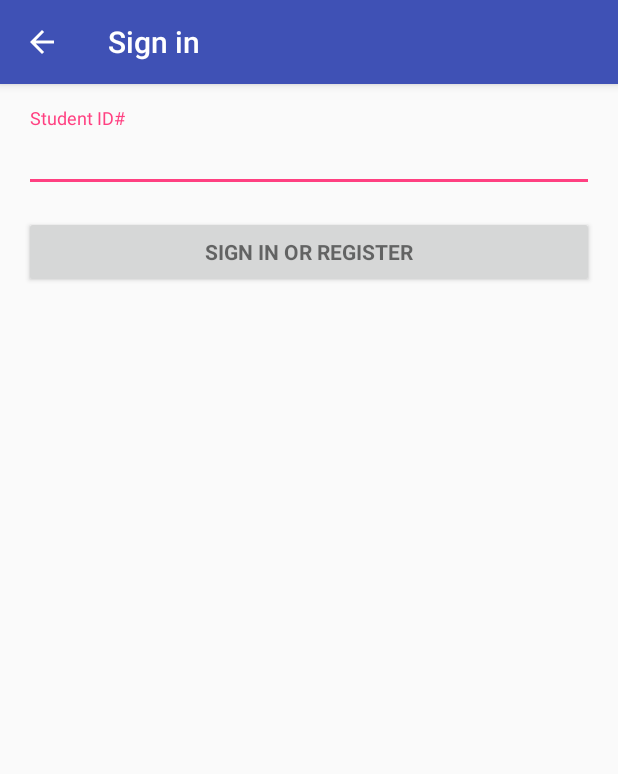
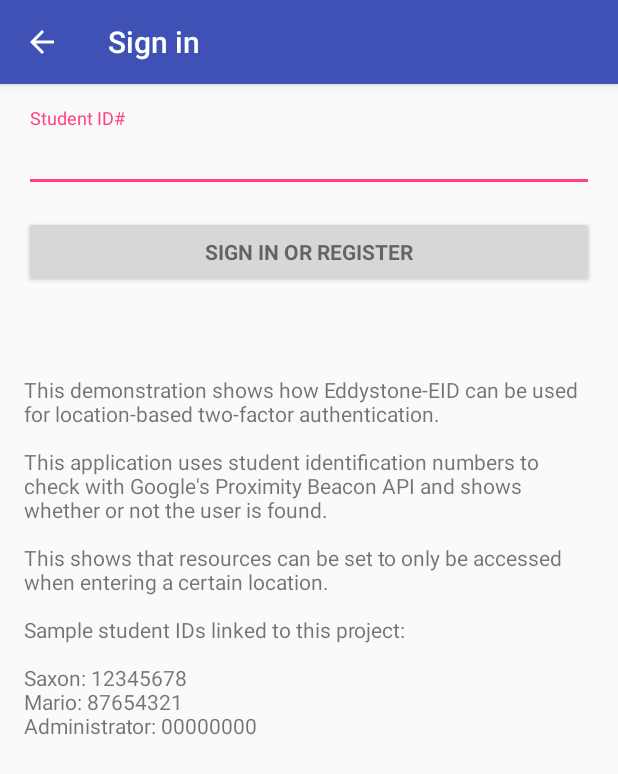
Before and after one commit to UHMC/Educational_Beacons, an Android app: the LoginActivity screen opened directly, with no data from a screen before it, on a phone screen of 412 x 824 dp. Shown: the top 774 px of the screen. Run offline under Robolectric (Android 15) with nearby library versions, the phone set to English and light mode, and no system bars; 2 statements that could not run were skipped.

Commit message:
Add string in LoginActivity to explain

```diff
--- a/app/src/main/java/edu/hawaii/maui/index/educationalbeacons/LoginActivity.java
+++ b/app/src/main/java/edu/hawaii/maui/index/educationalbeacons/LoginActivity.java
@@ -66,6 +66,8 @@ public class LoginActivity extends AppCompatActivity implements LoaderCallbacks<
     protected void onCreate(Bundle savedInstanceState) {
         super.onCreate(savedInstanceState);
         setContentView(R.layout.activity_login);
+        TextView text = (TextView) findViewById(R.id.textView);
+        text.setText(R.string.EID_info);
         setupActionBar();
         mContext = getApplicationContext();
         // Set up the login form.
--- a/app/src/main/res/layout/activity_login.xml
+++ b/app/src/main/res/layout/activity_login.xml
@@ -22,7 +22,7 @@
     <ScrollView
         android:id="@+id/login_form"
         android:layout_width="match_parent"
-        android:layout_height="match_parent">
+        android:layout_height="178dp">
 
         <LinearLayout
             android:id="@+id/email_login_form"
@@ -58,4 +58,11 @@
 
         </LinearLayout>
     </ScrollView>
+
+    <TextView
+        android:layout_width="wrap_content"
+        android:layout_height="wrap_content"
+        android:text="New Text"
+        android:id="@+id/textView"
+        android:layout_gravity="center_horizontal" />
 </LinearLayout>
--- a/app/src/main/res/values/strings.xml
+++ b/app/src/main/res/values/strings.xml
@@ -17,4 +17,5 @@
     <string name="btn_eid_auth">EID Authentication</string>
     <string name="btn_url_webview">URL Webview</string>
     <string name="btn_settings">Settings</string>
+    <string name="EID_info">This demonstration shows how Eddystone-EID can be used for location-based two-factor authentication.\n\nThis application uses student identification numbers to check with Google\'s Proximity Beacon API and shows whether or not the user is found.\n\nThis shows that resources can be set to only be accessed when entering a certain location.\n\nSample student IDs linked to this project: \n\nSaxon: 12345678 \nMario: 87654321 \nAdministrator: 00000000</string>
 </resources>
```
